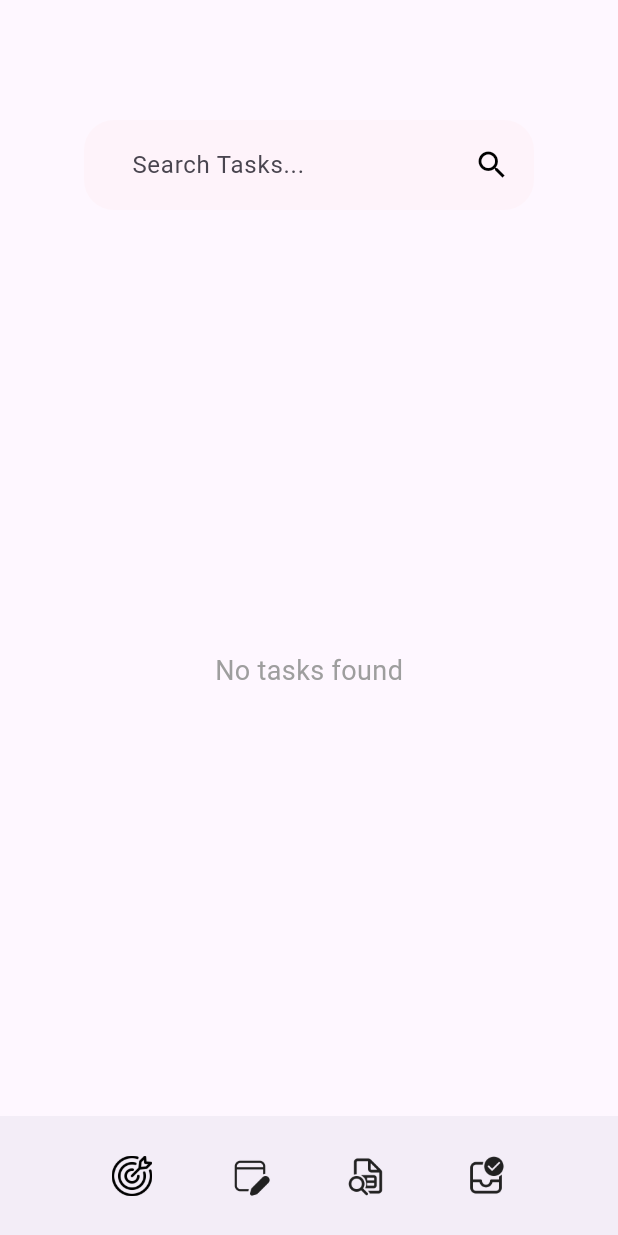
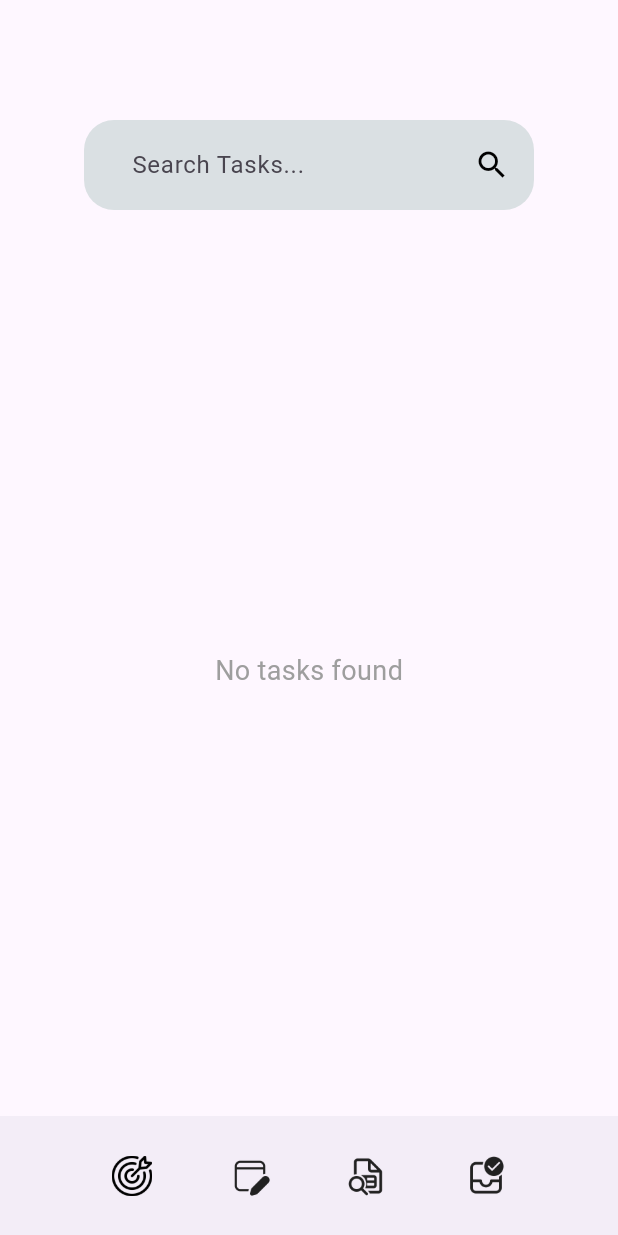
Before and after one commit to Fah4664/reminder-application, a Flutter app: the screen it shows once a user with an empty profile is signed in, item 3 of the bottom bar chosen, on a phone screen of 412 x 824 dp. Run offline on Flutter 3.47's test engine with Material 3 defaults, Android fonts, the phone set to English and light mode, and no system bars; our stand-ins replace cloud_firestore, firebase_auth, firebase_core, flutter_svg; accounts and stored records are empty.

Commit message:
Update search_page.dart

```diff
--- a/lib/pages/search_page.dart
+++ b/lib/pages/search_page.dart
@@ -54,8 +54,8 @@ class _SearchPageState extends State<SearchPage> {
                 width: 300, // Set the width of the search box
                 height: 60, // Set the height of the search box
                 decoration: BoxDecoration(
-                  color: const Color(
-                      0xFF9b9a8), // Background color of the search box
+                  color: const Color.fromARGB(
+                      255, 218, 224, 227), // สีเทาเป็นพื้นหลังของช่องค้นหา
                   borderRadius: BorderRadius.circular(20.0), // Rounded corners
                 ),
                 child: Padding(
```
